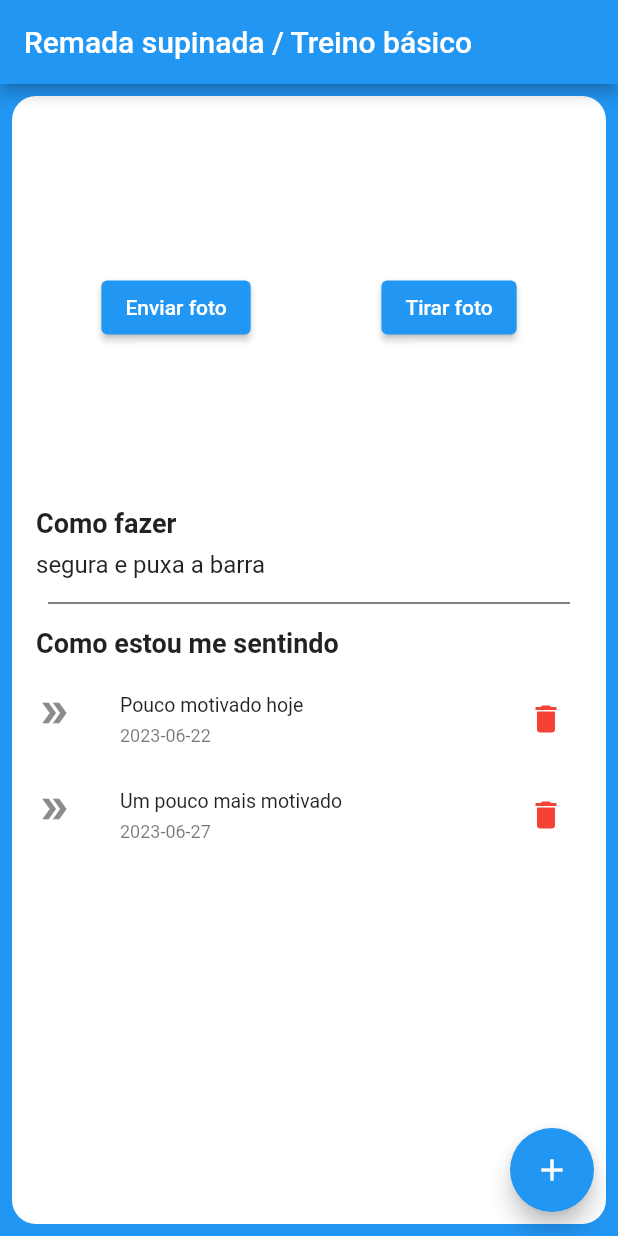
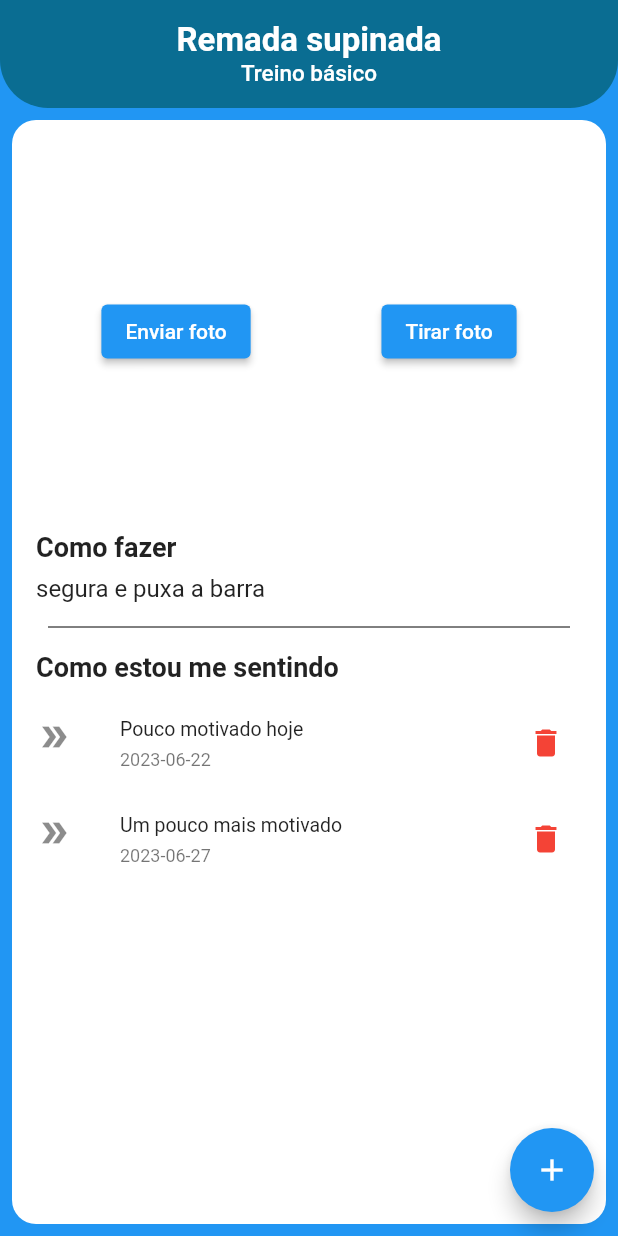
Before and after one commit to MarceloFigueira/gymapp, a Flutter app: the screen it shows after launch, on a phone screen of 412 x 824 dp. Run offline on Flutter 3.47's test engine with Material 2 defaults, Android fonts, the phone set to English and light mode, and no system bars.

Commit message:
appbar styling

```diff
--- a/lib/src/pages/exercises_page.dart
+++ b/lib/src/pages/exercises_page.dart
@@ -30,7 +30,30 @@ class ExercisesPage extends StatelessWidget {
     return Scaffold(
       backgroundColor: Colors.blue,
       appBar: AppBar(
-        title: Text("${exerciseModel.name} / ${exerciseModel.training}"),
+        title: Column(
+          children: [
+            Text(
+              exerciseModel.name,
+              style: const TextStyle(
+                fontWeight: FontWeight.bold,
+                fontSize: 22,
+              ),
+            ),
+            Text(
+              exerciseModel.training,
+              style: const TextStyle(fontSize: 15),
+            ),
+          ],
+        ),
+        centerTitle: true,
+        backgroundColor: const Color(0xff0A6D92),
+        elevation: 0,
+        toolbarHeight: 72,
+        shape: const RoundedRectangleBorder(
+          borderRadius: BorderRadius.vertical(
+            bottom: Radius.circular(32),
+          ),
+        ),
       ),
       floatingActionButton: FloatingActionButton(
         onPressed: () {
```
